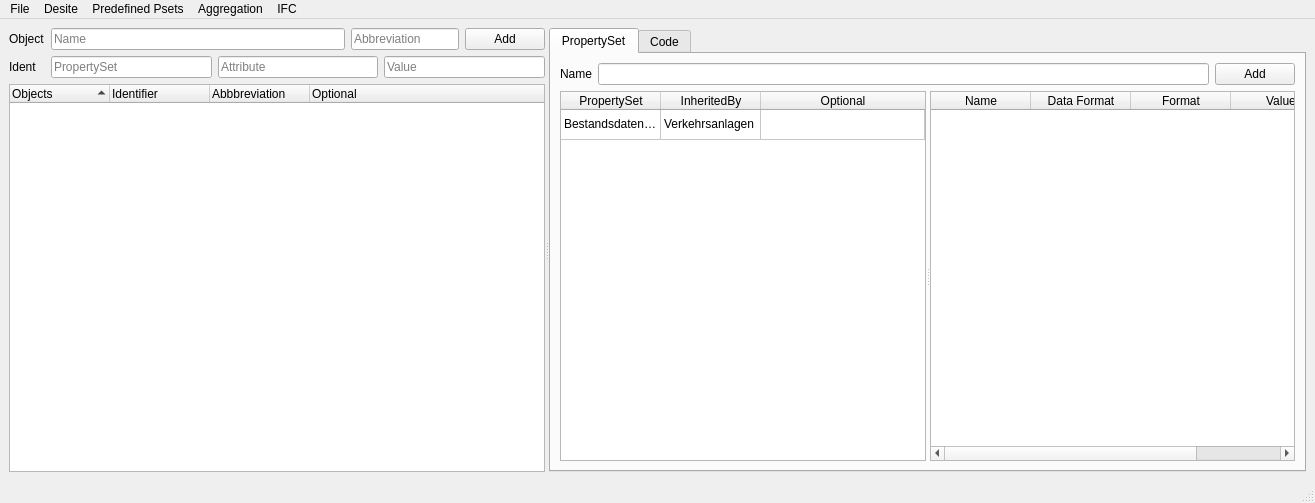
c-mellueh/SOM-Toolkit, file src/som_gui/qt_designs/MainWindow.ui: the form before one commit.
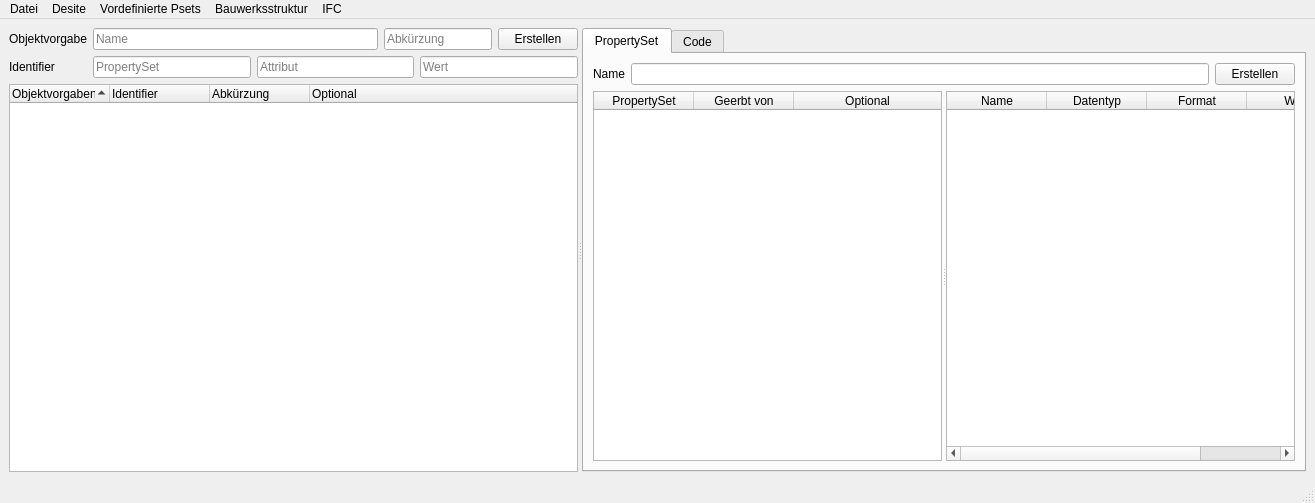
The form after the commit.

Patch:
```diff
--- a/src/som_gui/qt_designs/MainWindow.ui
+++ b/src/som_gui/qt_designs/MainWindow.ui
@@ -33,7 +33,7 @@
           <item row="1" column="0">
            <widget class="QLabel" name="label_Ident">
             <property name="text">
-             <string>Ident</string>
+             <string>Identifier</string>
             </property>
            </widget>
           </item>
@@ -52,7 +52,7 @@
              <enum>QLineEdit::Normal</enum>
             </property>
             <property name="placeholderText">
-             <string>Attribute</string>
+             <string>Attribut</string>
             </property>
             <property name="cursorMoveStyle">
              <enum>Qt::LogicalMoveStyle</enum>
@@ -96,7 +96,7 @@
              <number>1</number>
             </property>
             <property name="text">
-             <string>Object</string>
+             <string>Objektvorgabe</string>
             </property>
            </widget>
           </item>
@@ -109,7 +109,7 @@
              <enum>QLineEdit::Normal</enum>
             </property>
             <property name="placeholderText">
-             <string>Value</string>
+             <string>Wert</string>
             </property>
            </widget>
           </item>
@@ -132,6 +132,9 @@
               <property name="placeholderText">
                <string>Name</string>
               </property>
+              <property name="clearButtonEnabled">
+               <bool>false</bool>
+              </property>
              </widget>
             </item>
             <item>
@@ -143,14 +146,14 @@
                </sizepolicy>
               </property>
               <property name="placeholderText">
-               <string>Abbreviation</string>
+               <string>Abkürzung</string>
               </property>
              </widget>
             </item>
             <item>
              <widget class="QPushButton" name="button_objects_add">
               <property name="text">
-               <string>Add</string>
+               <string>Erstellen</string>
               </property>
               <property name="autoDefault">
                <bool>true</bool>
@@ -189,7 +192,7 @@
           </attribute>
           <column>
            <property name="text">
-            <string>Objects</string>
+            <string>Objektvorgaben</string>
            </property>
           </column>
           <column>
@@ -199,7 +202,7 @@
           </column>
           <column>
            <property name="text">
-            <string>Abbbreviation</string>
+            <string>Abkürzung</string>
            </property>
           </column>
           <column>
@@ -254,7 +257,7 @@
               </sizepolicy>
              </property>
              <property name="text">
-              <string>Add</string>
+              <string>Erstellen</string>
              </property>
              <property name="autoDefault">
               <bool>true</bool>
@@ -311,11 +314,6 @@
             <attribute name="verticalHeaderCascadingSectionResizes">
              <bool>false</bool>
             </attribute>
-            <row>
-             <property name="text">
-              <string>Test</string>
-             </property>
-            </row>
             <column>
              <property name="text">
               <string>PropertySet</string>
@@ -323,7 +321,7 @@
             </column>
             <column>
              <property name="text">
-              <string>InheritedBy</string>
+              <string>Geerbt von</string>
              </property>
             </column>
             <column>
@@ -331,16 +329,6 @@
               <string>Optional</string>
              </property>
             </column>
-            <item row="0" column="0">
-             <property name="text">
-              <string>BestandsdatenqVerkehrsanlagen</string>
-             </property>
-            </item>
-            <item row="0" column="1">
-             <property name="text">
-              <string>Verkehrsanlagen</string>
-             </property>
-            </item>
            </widget>
            <widget class="QTableWidget" name="table_attribute">
             <property name="editTriggers">
@@ -356,7 +344,7 @@
             </column>
             <column>
              <property name="text">
-              <string>Data Format</string>
+              <string>Datentyp</string>
              </property>
             </column>
             <column>
@@ -366,7 +354,7 @@
             </column>
             <column>
              <property name="text">
-              <string>Value</string>
+              <string>Wert</string>
              </property>
             </column>
            </widget>
@@ -695,7 +683,7 @@
    </property>
    <widget class="QMenu" name="menuFile">
     <property name="title">
-     <string>File</string>
+     <string>Datei</string>
     </property>
     <widget class="QMenu" name="menuExport">
      <property name="title">
@@ -726,13 +714,13 @@
    </widget>
    <widget class="QMenu" name="menuPredefined_Psets">
     <property name="title">
-     <string>Predefined Psets</string>
+     <string>Vordefinierte Psets</string>
     </property>
     <addaction name="action_show_list"/>
    </widget>
    <widget class="QMenu" name="menuShow_Graphs">
     <property name="title">
-     <string>Aggregation</string>
+     <string>Bauwerksstruktur</string>
     </property>
     <addaction name="action_show_graphs"/>
    </widget>
```
Left out of the diff: 66 changed lines with no effect on the pictures.
